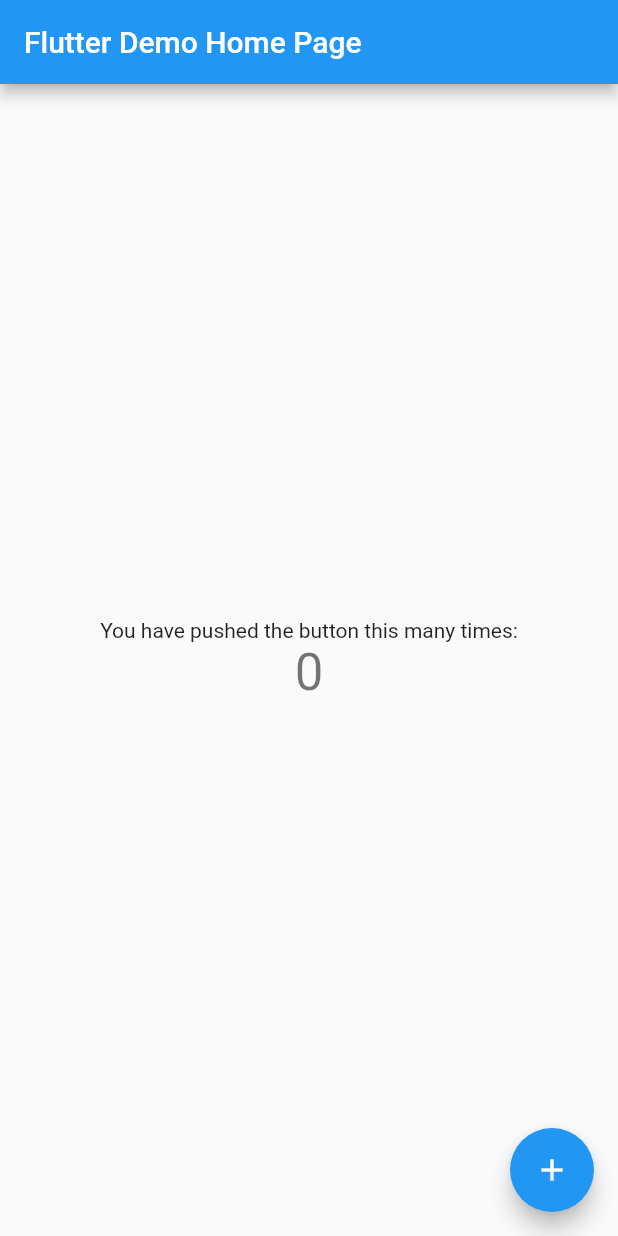
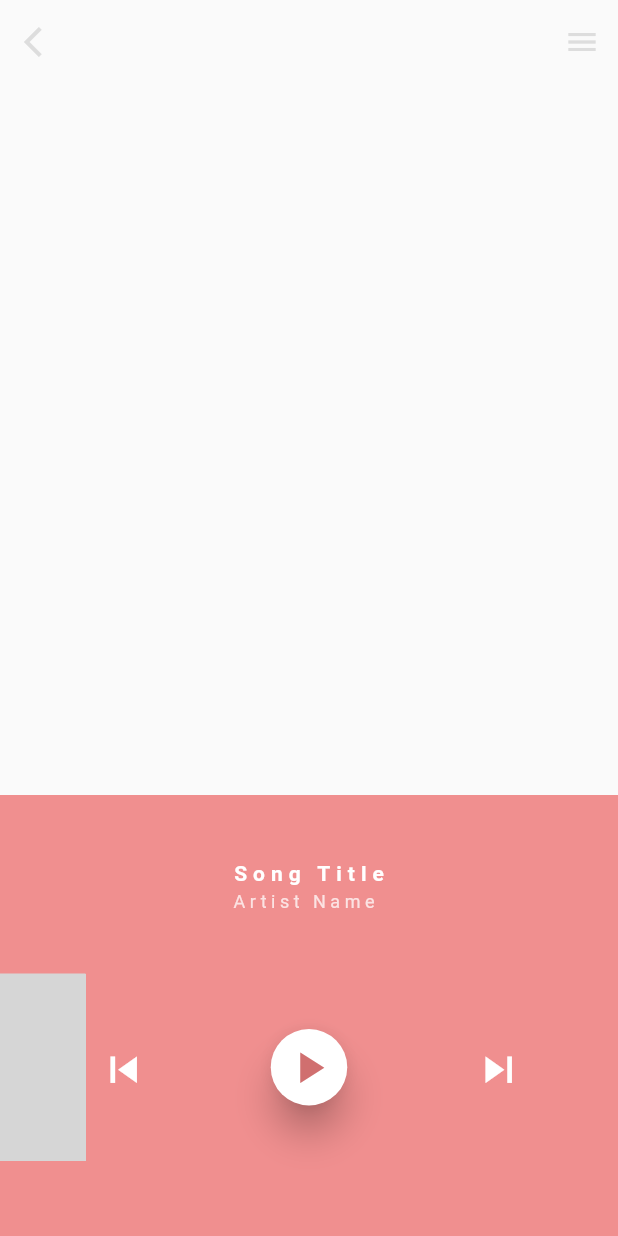
Before and after one commit to LucasSantiag/mymusicapp, a Flutter app: the screen it shows after launch, on a phone screen of 412 x 824 dp. Run offline on Flutter 3.47's test engine with Material 2 defaults, Android fonts, the phone set to English and light mode, and no system bars; statements that could not run were skipped; grey boxes are pictures that could not be loaded.

Commit message:
Layout Started

```diff
--- a/mymusicapp/lib/main.dart
+++ b/mymusicapp/lib/main.dart
@@ -1,4 +1,5 @@
 import 'package:flutter/material.dart';
+import 'package:mymusicapp/theme.dart';
 
 void main() => runApp(MyApp());
 
@@ -8,104 +9,158 @@ class MyApp extends StatelessWidget {
   Widget build(BuildContext context) {
     return MaterialApp(
       title: 'Flutter Demo',
+      debugShowCheckedModeBanner: false,
       theme: ThemeData(
-        // This is the theme of your application.
-        //
-        // Try running your application with "flutter run". You'll see the
-        // application has a blue toolbar. Then, without quitting the app, try
-        // changing the primarySwatch below to Colors.green and then invoke
-        // "hot reload" (press "r" in the console where you ran "flutter run",
-        // or simply save your changes to "hot reload" in a Flutter IDE).
-        // Notice that the counter didn't reset back to zero; the application
-        // is not restarted.
         primarySwatch: Colors.blue,
       ),
-      home: MyHomePage(title: 'Flutter Demo Home Page'),
+      home: new MyHomePage(),
     );
   }
 }
 
 class MyHomePage extends StatefulWidget {
-  MyHomePage({Key key, this.title}) : super(key: key);
-
-  // This widget is the home page of your application. It is stateful, meaning
-  // that it has a State object (defined below) that contains fields that affect
-  // how it looks.
-
-  // This class is the configuration for the state. It holds the values (in this
-  // case the title) provided by the parent (in this case the App widget) and
-  // used by the build method of the State. Fields in a Widget subclass are
-  // always marked "final".
-
-  final String title;
-
   @override
   _MyHomePageState createState() => _MyHomePageState();
 }
 
 class _MyHomePageState extends State<MyHomePage> {
-  int _counter = 0;
-
-  void _incrementCounter() {
-    setState(() {
-      // This call to setState tells the Flutter framework that something has
-      // changed in this State, which causes it to rerun the build method below
-      // so that the display can reflect the updated values. If we changed
-      // _counter without calling setState(), then the build method would not be
-      // called again, and so nothing would appear to happen.
-      _counter++;
-    });
-  }
-
   @override
   Widget build(BuildContext context) {
-    // This method is rerun every time setState is called, for instance as done
-    // by the _incrementCounter method above.
-    //
-    // The Flutter framework has been optimized to make rerunning build methods
-    // fast, so that you can just rebuild anything that needs updating rather
-    // than having to individually change instances of widgets.
-    return Scaffold(
-      appBar: AppBar(
-        // Here we take the value from the MyHomePage object that was created by
-        // the App.build method, and use it to set our appbar title.
-        title: Text(widget.title),
-      ),
-      body: Center(
-        // Center is a layout widget. It takes a single child and positions it
-        // in the middle of the parent.
-        child: Column(
-          // Column is also layout widget. It takes a list of children and
-          // arranges them vertically. By default, it sizes itself to fit its
-          // children horizontally, and tries to be as tall as its parent.
-          //
-          // Invoke "debug painting" (press "p" in the console, choose the
-          // "Toggle Debug Paint" action from the Flutter Inspector in Android
-          // Studio, or the "Toggle Debug Paint" command in Visual Studio Code)
-          // to see the wireframe for each widget.
-          //
-          // Column has various properties to control how it sizes itself and
-          // how it positions its children. Here we use mainAxisAlignment to
-          // center the children vertically; the main axis here is the vertical
-          // axis because Columns are vertical (the cross axis would be
-          // horizontal).
-          mainAxisAlignment: MainAxisAlignment.center,
-          children: <Widget>[
-            Text(
-              'You have pushed the button this many times:',
+    return new Scaffold(
+        appBar: new AppBar(
+          backgroundColor: Colors.transparent,
+          elevation: 0.0,
+          leading: new IconButton(
+            icon: new Icon(
+              Icons.arrow_back_ios,
             ),
-            Text(
-              '$_counter',
-              style: Theme.of(context).textTheme.display1,
-            ),
+            color: const Color(0xFFDDDDDD),
+            onPressed: () {},
+          ),
+          title: new Text(' '),
+          actions: <Widget>[
+            new IconButton(
+              icon: new Icon(
+                Icons.menu,
+              ),
+              color: const Color(0xFFDDDDDD),
+              onPressed: () {},
+            )
           ],
         ),
-      ),
-      floatingActionButton: FloatingActionButton(
-        onPressed: _incrementCounter,
-        tooltip: 'Increment',
-        child: Icon(Icons.add),
-      ), // This trailing comma makes auto-formatting nicer for build methods.
-    );
+        body: Column(
+          children: <Widget>[
+            //Seek Bar
+            new Expanded(
+              child: new Container(),
+            ),
+
+            //Visualizer
+            new Container(
+              width: double.infinity,
+              height: 125.0,
+            ),
+
+            //Song name, artist and controls
+            new Container(
+              color: accentColor,
+              child: Padding(
+                padding: const EdgeInsets.only(top: 40.0, bottom: 50.0),
+                child: new Column(
+                  children: <Widget>[
+                    new RichText(
+                      text: new TextSpan(
+                        text: '',
+                        children: [
+                          new TextSpan(
+                              text: 'Song Title\n',
+                              style: new TextStyle(
+                                color: Colors.white,
+                                fontSize: 14.0,
+                                fontWeight: FontWeight.bold,
+                                letterSpacing: 4.0,
+                                height: 1.5,
+                              )),
+                          new TextSpan(
+                              text: 'Artist Name',
+                              style: new TextStyle(
+                                color: Colors.white.withOpacity(0.75),
+                                fontSize: 12.0,
+                                letterSpacing: 3.0,
+                                height: 1.5,
+                              ))
+                        ],
+                      ),
+                    ),
+                    Padding(
+                      padding: const EdgeInsets.only(top: 40.0),
+                      child: new Row(
+                        children: <Widget>[
+                          new Expanded(child: new Center(
+                            child: new Container(
+                              width: 125.0,
+                              height: 125.0,
+                              child: new Image.network(
+
+                              ),
+                            ),
+                          )),
+
+                          new IconButton(
+                            icon: new Icon(
+                              Icons.skip_previous,
+                              color: Colors.white,
+                              size: 35.0,
+                            ),
+                            onPressed: () {
+
+                            },
+                          ),
+
+                          new Expanded(child: new Container()),
+
+                          new RawMaterialButton(
+                            shape: new CircleBorder(),
+                            fillColor: Colors.white,
+                            splashColor: lightAccentColor,
+                            highlightColor: lightAccentColor.withOpacity(0.5),
+                            elevation: 10.0,
+                            highlightElevation: 5.0,
+                            onPressed: () {
+
+                            },
+                            child: new Padding(
+                              padding: const EdgeInsets.all(8.0),
+                              child: new Icon(
+                                Icons.play_arrow,
+                                color: darkAccentColor,
+                                size: 35,
+                              ),
+                            ),
+                          ),
+
+                          new Expanded(child: new Container()),
+
+                          new IconButton(
+                            icon: new Icon(
+                              Icons.skip_next,
+                              color: Colors.white,
+                              size: 35.0,
+                            ),
+                            onPressed: () {
+
+                            },
+                          ),
+
+                          new Expanded(child: new Container()),
+                        ],
+                      ),
+                    )
+                  ],
+                ),
+              ),
+            )
+          ],
+        ));
   }
 }
--- /dev/null
+++ b/mymusicapp/lib/theme.dart
@@ -0,0 +1,5 @@
+import 'package:flutter/material.dart';
+
+const Color accentColor = const Color(0xFFf08f8f);
+const Color lightAccentColor = const Color(0xFFFFAFAF);
+const Color darkAccentColor = const Color(0xFFD06F6F);
```
Also changed, not shown: mymusicapp/lib/songs.dart (added, +68 -0 lines).
